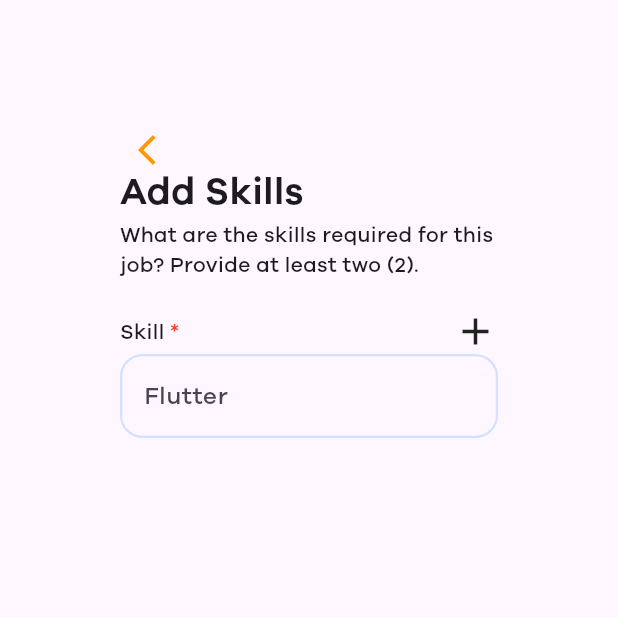
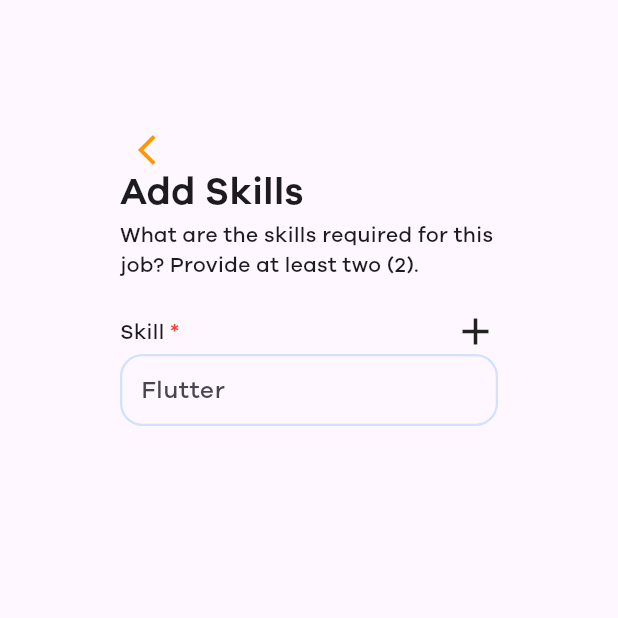
Before and after one commit to Dan-Galano/Huzzl, a Flutter app: the screen it shows after launch, on a phone screen of 412 x 824 dp, the top half of it. Run offline on Flutter 3.47's test engine with Material 3 defaults, Android fonts, the phone set to English and light mode, and no system bars.

Commit message:
contentPAdding

```diff
--- a/lib/views/recruiters/job posting/skills.dart
+++ b/lib/views/recruiters/job posting/skills.dart
@@ -127,6 +127,10 @@ class _JobPostingSkillState extends State<JobPostingSkill> {
                           ),
                           decoration: InputDecoration(
                             hintText: 'Flutter',
+                            contentPadding: const EdgeInsets.symmetric(
+                              vertical: 5.0,
+                              horizontal: 10.0,
+                            ),
                             enabledBorder: OutlineInputBorder(
                               borderSide: const BorderSide(
                                 color: Color(0xffD1E1FF),
@@ -137,14 +141,14 @@ class _JobPostingSkillState extends State<JobPostingSkill> {
                             focusedBorder: OutlineInputBorder(
                               borderSide: const BorderSide(
                                 color: Color(0xffD1E1FF),
-                                width: 2.0,
+                                width: 1.5,
                               ),
                               borderRadius: BorderRadius.circular(15),
                             ),
                             border: OutlineInputBorder(
                               borderSide: const BorderSide(
                                 color: Color(0xffD1E1FF),
-                                width: 2.0,
+                                width: 1.5,
                               ),
                               borderRadius: BorderRadius.circular(15),
                             ),
```
